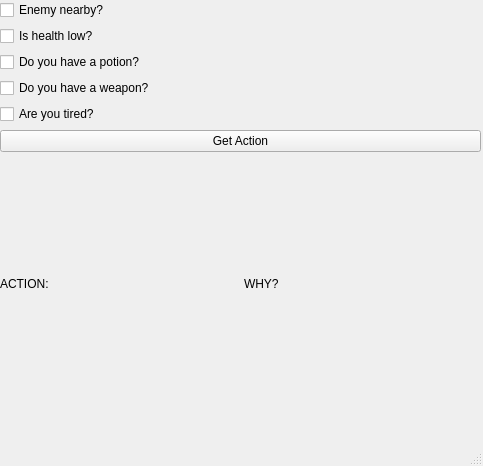
Above: mainwindow.ui from julianasj/dm_2 before the change. Below: the same form after it.
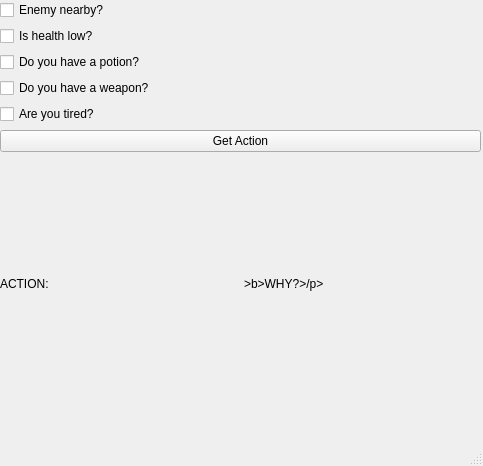
That is the form after the change.

The edit to the form file:
```diff
--- a/mainwindow.ui
+++ b/mainwindow.ui
@@ -10,6 +10,18 @@
     <height>466</height>
    </rect>
   </property>
+  <property name = "minimumSize">
+    <size>
+        <width>483</width>
+        <height>466</height>
+    </size>
+  </property>
+  <property name = "maximumSize">
+    <size>
+        <width>483</width>
+        <height>466</height>
+    </size>
+  </property>
   <property name="windowTitle">
    <string>MainWindow</string>
   </property>
@@ -80,11 +92,11 @@
          <property name="minimumSize">
           <size>
            <width>0</width>
-           <height>225</height>
+           <height>150</height>
           </size>
          </property>
          <property name="text">
-          <string>&lt;html&gt;&lt;head/&gt;&lt;body&gt;&lt;p&gt;WHY?&lt;/p&gt;&lt;/body&gt;&lt;/html&gt;</string>
+          <string>&lt;html&gt;&lt;head/&gt;&lt;body&gt;&lt;p&gt;&gt;b&gt;WHY?&lt;/b&gt;&gt;/p&gt;&lt;/body&gt;&lt;/html&gt;</string>
          </property>
         </widget>
        </item>
```
